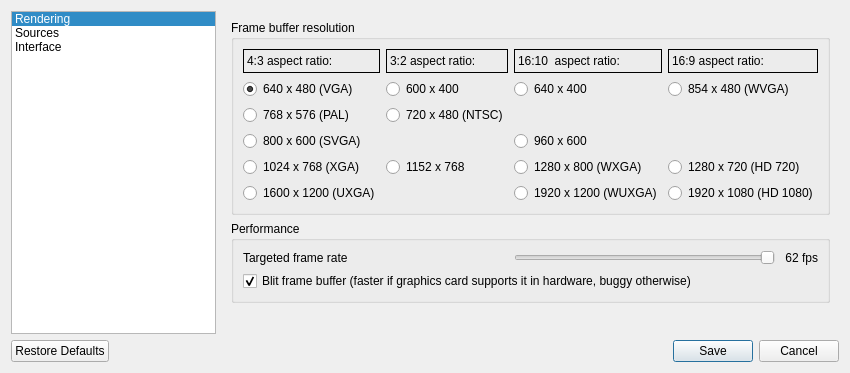
This is src/UserPreferencesDialog.ui in markus-wa/glmixer-mirror as Qt 5 draws it before an edit. The edited form follows.
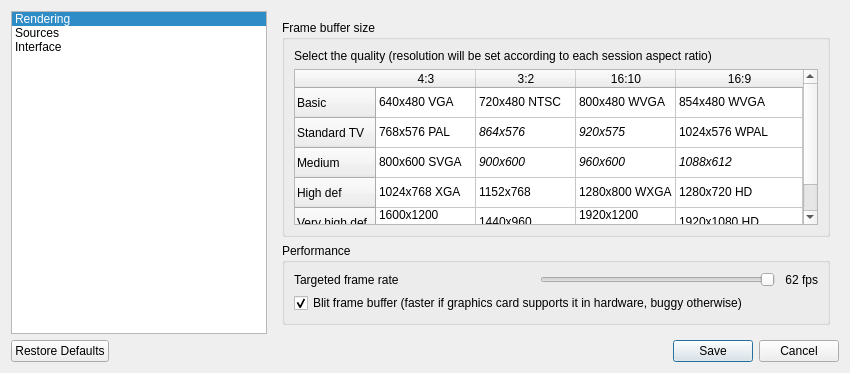
This is the edited form. Icons and pictures are not drawn. Custom widgets are drawn as their Qt base class.

Commit message: Implementation of rendering QUALITY (as user preference) and rendering ASPECT RATIO (saved in a session file). This required to change GUI and mixer quite extensively... (+ some coding improvements on the way).

Diff of the .ui file:
```diff
--- a/src/UserPreferencesDialog.ui
+++ b/src/UserPreferencesDialog.ui
@@ -20,6 +20,12 @@
   <layout class="QGridLayout" name="gridLayout_2">
    <item row="0" column="0">
     <widget class="QListWidget" name="listWidget">
+     <property name="sizePolicy">
+      <sizepolicy hsizetype="Maximum" vsizetype="Expanding">
+       <horstretch>0</horstretch>
+       <verstretch>0</verstretch>
+      </sizepolicy>
+     </property>
      <property name="autoScrollMargin">
       <number>16</number>
      </property>
@@ -101,185 +107,260 @@
           <string>Size of the internal buffer where the mix is rendered: high resolution may slow down the rendering.</string>
          </property>
          <property name="title">
-          <string>Frame buffer resolution</string>
+          <string>Frame buffer size</string>
          </property>
-         <layout class="QGridLayout" name="gridLayout">
+         <layout class="QVBoxLayout" name="verticalLayout">
+          <item>
+           <widget class="QLabel" name="label">
+            <property name="text">
+             <string>Select the quality (resolution will be set according to each session aspect ratio)</string>
+            </property>
+           </widget>
+          </item>
+          <item>
+           <widget class="QTableWidget" name="resolutionTable">
+            <property name="tabKeyNavigation">
+             <bool>false</bool>
+            </property>
+            <property name="showDropIndicator" stdset="0">
+             <bool>false</bool>
+            </property>
+            <property name="dragDropOverwriteMode">
+             <bool>false</bool>
+            </property>
+            <property name="selectionMode">
+             <enum>QAbstractItemView::SingleSelection</enum>
+            </property>
+            <property name="selectionBehavior">
+             <enum>QAbstractItemView::SelectRows</enum>
+            </property>
+            <attribute name="horizontalHeaderStretchLastSection">
+             <bool>true</bool>
+            </attribute>
+            <attribute name="verticalHeaderStretchLastSection">
+             <bool>true</bool>
+            </attribute>
+            <attribute name="horizontalHeaderStretchLastSection">
+             <bool>true</bool>
+            </attribute>
+            <attribute name="verticalHeaderStretchLastSection">
+             <bool>true</bool>
+            </attribute>
+            <row>
+             <property name="text">
+              <string>Basic</string>
+             </property>
+            </row>
+            <row>
+             <property name="text">
+              <string>Standard TV</string>
+             </property>
+            </row>
+            <row>
+             <property name="text">
+              <string>Medium</string>
+             </property>
+            </row>
+            <row>
+             <property name="text">
+              <string>High def</string>
+             </property>
+            </row>
+            <row>
+             <property name="text">
+              <string>Very high def</string>
+             </property>
+            </row>
+            <column>
+             <property name="text">
+              <string>4:3</string>
+             </property>
+            </column>
+            <column>
+             <property name="text">
+              <string>3:2</string>
+             </property>
+            </column>
+            <column>
+             <property name="text">
+              <string>16:10</string>
+             </property>
+            </column>
+            <column>
+             <property name="text">
+              <string>16:9</string>
+             </property>
+            </column>
           <item row="0" column="0">
-           <widget class="QLabel" name="label_4_3">
-            <property name="enabled">
-             <bool>true</bool>
-            </property>
-            <property name="minimumSize">
-             <size>
-              <width>0</width>
-              <height>24</height>
-             </size>
-            </property>
-            <property name="frameShape">
-             <enum>QFrame::Box</enum>
-            </property>
-            <property name="frameShadow">
-             <enum>QFrame::Plain</enum>
-            </property>
             <property name="text">
-             <string>4:3 aspect ratio:</string>
-            </property>
-           </widget>
+              <string>640x480 VGA</string>
+             </property>
           </item>
           <item row="0" column="1">
-           <widget class="QLabel" name="label_3_2">
-            <property name="enabled">
-             <bool>true</bool>
-            </property>
-            <property name="frameShape">
-             <enum>QFrame::Box</enum>
-            </property>
             <property name="text">
-             <string>3:2 aspect ratio:</string>
-            </property>
-           </widget>
+              <string>720x480 NTSC</string>
+             </property>
           </item>
           <item row="0" column="2">
-           <widget class="QLabel" name="label_16_10">
-            <property name="enabled">
-             <bool>true</bool>
-            </property>
-            <property name="frameShape">
-             <enum>QFrame::Box</enum>
-            </property>
             <property name="text">
-             <string>16:10  aspect ratio:</string>
-            </property>
-           </widget>
+              <string>800x480 WVGA</string>
+             </property>
           </item>
           <item row="0" column="3">
-           <widget class="QLabel" name="label_16_9">
-            <property name="enabled">
-             <bool>true</bool>
-            </property>
-            <property name="frameShape">
-             <enum>QFrame::Box</enum>
-            </property>
             <property name="text">
-             <string>16:9 aspect ratio:</string>
-            </property>
-           </widget>
+              <string>854x480 WVGA</string>
+             </property>
           </item>
           <item row="1" column="0">
-           <widget class="QRadioButton" name="r640x480">
             <property name="text">
-             <string>640 x 480 (VGA)</string>
-            </property>
-            <property name="checked">
-             <bool>true</bool>
-            </property>
-           </widget>
+              <string>768x576 PAL</string>
+             </property>
           </item>
           <item row="1" column="1">
-           <widget class="QRadioButton" name="r600x400">
             <property name="text">
-             <string>600 x 400</string>
-            </property>
-           </widget>
+              <string>864x576</string>
+             </property>
+             <property name="font">
+              <font>
+               <italic>true</italic>
+              </font>
+             </property>
+             <property name="foreground">
+              <brush brushstyle="NoBrush">
+               <color alpha="255">
+                <red>88</red>
+                <green>88</green>
+                <blue>88</blue>
+               </color>
+              </brush>
+             </property>
           </item>
           <item row="1" column="2">
-           <widget class="QRadioButton" name="r640x400">
             <property name="text">
-             <string>640 x 400</string>
-            </property>
-           </widget>
+              <string>920x575</string>
+             </property>
+             <property name="font">
+              <font>
+               <italic>true</italic>
+              </font>
+             </property>
+             <property name="foreground">
+              <brush brushstyle="NoBrush">
+               <color alpha="255">
+                <red>88</red>
+                <green>88</green>
+                <blue>88</blue>
+               </color>
+              </brush>
+             </property>
           </item>
           <item row="1" column="3">
-           <widget class="QRadioButton" name="r854x480">
             <property name="text">
-             <string>854 x 480 (WVGA)</string>
-            </property>
-           </widget>
+              <string>1024x576 WPAL</string>
+             </property>
           </item>
           <item row="2" column="0">
-           <widget class="QRadioButton" name="r768x576">
             <property name="text">
-             <string>768 x 576 (PAL)</string>
-            </property>
-           </widget>
+              <string>800x600 SVGA</string>
+             </property>
           </item>
           <item row="2" column="1">
-           <widget class="QRadioButton" name="r720x480">
             <property name="text">
-             <string>720 x 480 (NTSC)</string>
-            </property>
-           </widget>
+              <string>900x600</string>
+             </property>
+             <property name="font">
+              <font>
+               <italic>true</italic>
+              </font>
+             </property>
+             <property name="foreground">
+              <brush brushstyle="NoBrush">
+               <color alpha="255">
+                <red>88</red>
+                <green>88</green>
+                <blue>88</blue>
+               </color>
+              </brush>
+             </property>
+            </item>
+            <item row="2" column="2">
+             <property name="text">
+              <string>960x600</string>
+             </property>
+             <property name="font">
+              <font>
+               <italic>true</italic>
+              </font>
+             </property>
+             <property name="foreground">
+              <brush brushstyle="NoBrush">
+               <color alpha="255">
+                <red>88</red>
+                <green>88</green>
+                <blue>88</blue>
+               </color>
+              </brush>
+             </property>
+            </item>
+            <item row="2" column="3">
+             <property name="text">
+              <string>1088x612</string>
+             </property>
+             <property name="font">
+              <font>
+               <italic>true</italic>
+              </font>
+             </property>
+             <property name="foreground">
+              <brush brushstyle="NoBrush">
+               <color alpha="255">
+                <red>88</red>
+                <green>88</green>
+                <blue>88</blue>
+               </color>
+              </brush>
+             </property>
           </item>
           <item row="3" column="0">
-           <widget class="QRadioButton" name="r800x600">
             <property name="text">
-             <string>800 x 600 (SVGA)</string>
-            </property>
-           </widget>
+              <string>1024x768 XGA</string>
+             </property>
+            </item>
+            <item row="3" column="1">
+             <property name="text">
+              <string>1152x768</string>
+             </property>
           </item>
           <item row="3" column="2">
-           <widget class="QRadioButton" name="r960x600">
             <property name="text">
-             <string>960 x 600</string>
-            </property>
-            <property name="checked">
-             <bool>false</bool>
-            </property>
-           </widget>
+              <string>1280x800 WXGA</string>
+             </property>
+            </item>
+            <item row="3" column="3">
+             <property name="text">
+              <string>1280x720 HD</string>
+             </property>
           </item>
           <item row="4" column="0">
-           <widget class="QRadioButton" name="r1042x768">
             <property name="text">
-             <string>1024 x 768 (XGA)</string>
-            </property>
-            <property name="checked">
-             <bool>false</bool>
-            </property>
-           </widget>
+              <string>1600x1200 UXGA</string>
+             </property>
           </item>
           <item row="4" column="1">
-           <widget class="QRadioButton" name="r1152x768">
             <property name="text">
-             <string>1152 x 768</string>
-            </property>
-           </widget>
+              <string>1440x960</string>
+             </property>
           </item>
           <item row="4" column="2">
-           <widget class="QRadioButton" name="r1280x800">
             <property name="text">
-             <string>1280 x 800 (WXGA)</string>
-            </property>
-           </widget>
+              <string>1920x1200 WUXGA</string>
+             </property>
           </item>
           <item row="4" column="3">
-           <widget class="QRadioButton" name="r1280x720">
             <property name="text">
-             <string>1280 x 720 (HD 720)</string>
-            </property>
-           </widget>
-          </item>
-          <item row="5" column="0">
-           <widget class="QRadioButton" name="r1600x1200">
-            <property name="text">
-             <string>1600 x 1200 (UXGA)</string>
-            </property>
-            <property name="checked">
-             <bool>false</bool>
-            </property>
-           </widget>
-          </item>
-          <item row="5" column="2">
-           <widget class="QRadioButton" name="r1920x1200">
-            <property name="text">
-             <string>1920 x 1200 (WUXGA)</string>
-            </property>
-           </widget>
-          </item>
-          <item row="5" column="3">
-           <widget class="QRadioButton" name="r1920x1080">
-            <property name="text">
-             <string>1920 x 1080 (HD 1080)</string>
-            </property>
+              <string>1920x1080 HD</string>
+             </property>
+            </item>
            </widget>
           </item>
          </layout>
```
Lines whose indentation alone changed are shown as unchanged. The commit also changes 10 other files.
